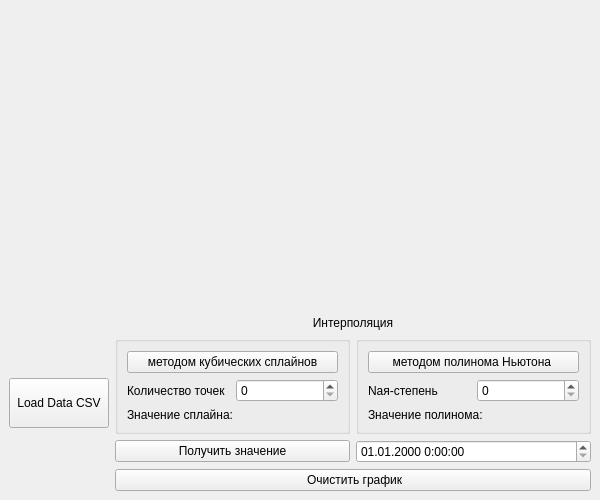
The window that src/algo_trading/views/mainwindow.ui (sbevza/A8_Algorithmic_trading) describes before a commit, drawn with Qt 5.
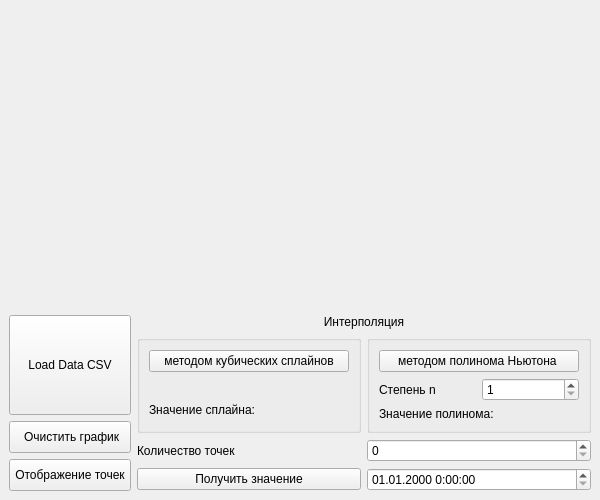
The same window after the commit. Custom widgets are drawn as their Qt base class.

The edit to the form file:
```diff
--- a/src/algo_trading/views/mainwindow.ui
+++ b/src/algo_trading/views/mainwindow.ui
@@ -71,23 +71,83 @@
     <item>
      <layout class="QHBoxLayout" name="horizontalLayout_7">
       <item>
-       <widget class="QPushButton" name="LoadDataCsv">
-        <property name="sizePolicy">
-         <sizepolicy hsizetype="Fixed" vsizetype="Fixed">
-          <horstretch>0</horstretch>
-          <verstretch>0</verstretch>
-         </sizepolicy>
-        </property>
-        <property name="minimumSize">
-         <size>
-          <width>100</width>
-          <height>50</height>
-         </size>
-        </property>
-        <property name="text">
-         <string>Load Data CSV</string>
-        </property>
-       </widget>
+       <layout class="QVBoxLayout" name="verticalLayout_2">
+        <item>
+         <widget class="QPushButton" name="LoadDataCsv">
+          <property name="sizePolicy">
+           <sizepolicy hsizetype="Minimum" vsizetype="Minimum">
+            <horstretch>0</horstretch>
+            <verstretch>0</verstretch>
+           </sizepolicy>
+          </property>
+          <property name="minimumSize">
+           <size>
+            <width>100</width>
+            <height>100</height>
+           </size>
+          </property>
+          <property name="maximumSize">
+           <size>
+            <width>300</width>
+            <height>16777215</height>
+           </size>
+          </property>
+          <property name="text">
+           <string>Load Data CSV</string>
+          </property>
+         </widget>
+        </item>
+        <item>
+         <widget class="QPushButton" name="clean_button">
+          <property name="sizePolicy">
+           <sizepolicy hsizetype="Minimum" vsizetype="Minimum">
+            <horstretch>0</horstretch>
+            <verstretch>0</verstretch>
+           </sizepolicy>
+          </property>
+          <property name="minimumSize">
+           <size>
+            <width>100</width>
+            <height>0</height>
+           </size>
+          </property>
+          <property name="maximumSize">
+           <size>
+            <width>300</width>
+            <height>16777215</height>
+           </size>
+          </property>
+          <property name="text">
+           <string> Очистить график</string>
+          </property>
+         </widget>
+        </item>
+        <item>
+         <widget class="QPushButton" name="showPoints">
+          <property name="sizePolicy">
+           <sizepolicy hsizetype="Minimum" vsizetype="Minimum">
+            <horstretch>0</horstretch>
+            <verstretch>0</verstretch>
+           </sizepolicy>
+          </property>
+          <property name="minimumSize">
+           <size>
+            <width>100</width>
+            <height>0</height>
+           </size>
+          </property>
+          <property name="maximumSize">
+           <size>
+            <width>300</width>
+            <height>16777215</height>
+           </size>
+          </property>
+          <property name="text">
+           <string>Отображение точек</string>
+          </property>
+         </widget>
+        </item>
+       </layout>
       </item>
       <item>
        <layout class="QVBoxLayout" name="verticalLayout">
@@ -120,16 +180,22 @@
               </widget>
              </item>
              <item>
-              <layout class="QHBoxLayout" name="horizontalLayout_4">
+              <layout class="QVBoxLayout" name="verticalLayout_4">
                <item>
-                <widget class="QLabel" name="numPointsLabel">
-                 <property name="text">
-                  <string>Количество точек</string>
+                <spacer name="verticalSpacer">
+                 <property name="orientation">
+                  <enum>Qt::Orientation::Vertical</enum>
                  </property>
-                </widget>
-               </item>
-               <item>
-                <widget class="QSpinBox" name="numPoints"/>
+                 <property name="sizeType">
+                  <enum>QSizePolicy::Policy::Minimum</enum>
+                 </property>
+                 <property name="sizeHint" stdset="0">
+                  <size>
+                   <width>20</width>
+                   <height>20</height>
+                  </size>
+                 </property>
+                </spacer>
                </item>
               </layout>
              </item>
@@ -164,12 +230,16 @@
                <item>
                 <widget class="QLabel" name="degreeLabel">
                  <property name="text">
-                  <string>Nая-степень</string>
+                  <string>Степень n</string>
                  </property>
                 </widget>
                </item>
                <item>
-                <widget class="QSpinBox" name="degreeSpinBox"/>
+                <widget class="QSpinBox" name="degreeSpinBox">
+                 <property name="minimum">
+                  <number>1</number>
+                 </property>
+                </widget>
                </item>
               </layout>
              </item>
@@ -185,6 +255,27 @@
           </item>
          </layout>
         </item>
+        <item>
+         <layout class="QHBoxLayout" name="horizontalLayout_4">
+          <item>
+           <widget class="QLabel" name="numPointsLabel">
+            <property name="text">
+             <string>Количество точек</string>
+            </property>
+           </widget>
+          </item>
+          <item>
+           <widget class="QSpinBox" name="numPoints">
+            <property name="minimum">
+             <number>0</number>
+            </property>
+            <property name="stepType">
+             <enum>QAbstractSpinBox::StepType::DefaultStepType</enum>
+            </property>
+           </widget>
+          </item>
+         </layout>
+        </item>
         <item>
          <layout class="QHBoxLayout" name="horizontalLayout_8">
           <item>
@@ -203,13 +294,6 @@
           </item>
          </layout>
         </item>
-        <item>
-         <widget class="QPushButton" name="clean_button">
-          <property name="text">
-           <string> Очистить график</string>
-          </property>
-         </widget>
-        </item>
        </layout>
       </item>
      </layout>
```
Left out of the diff: 4 changed lines with no effect on the pictures.
